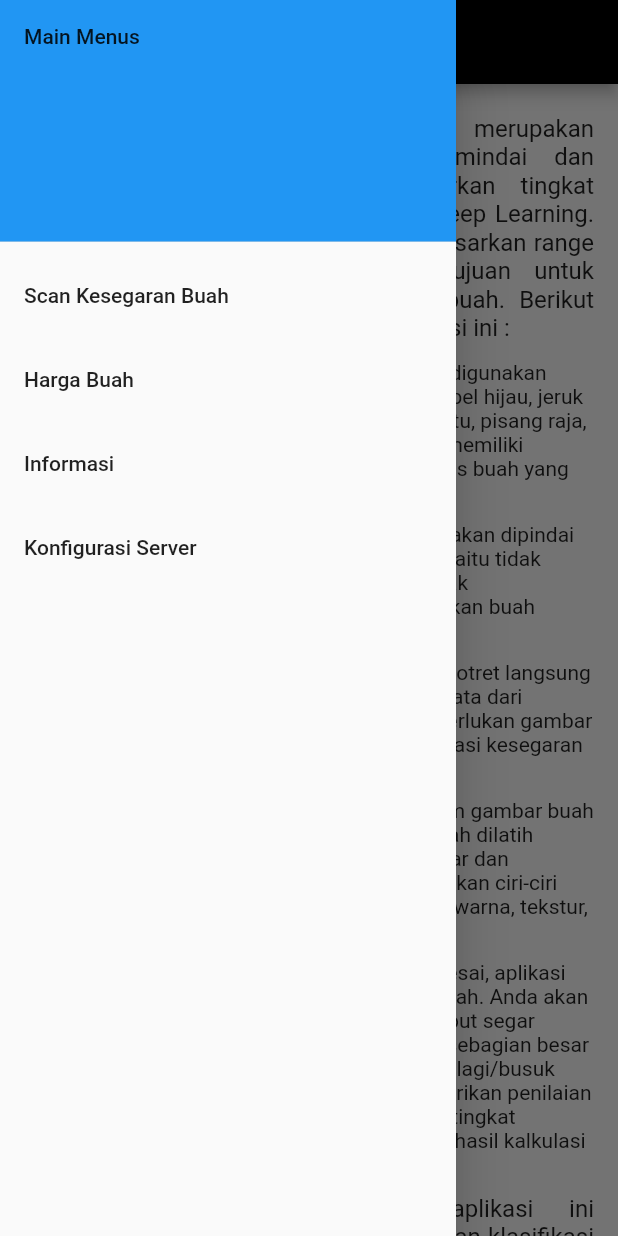
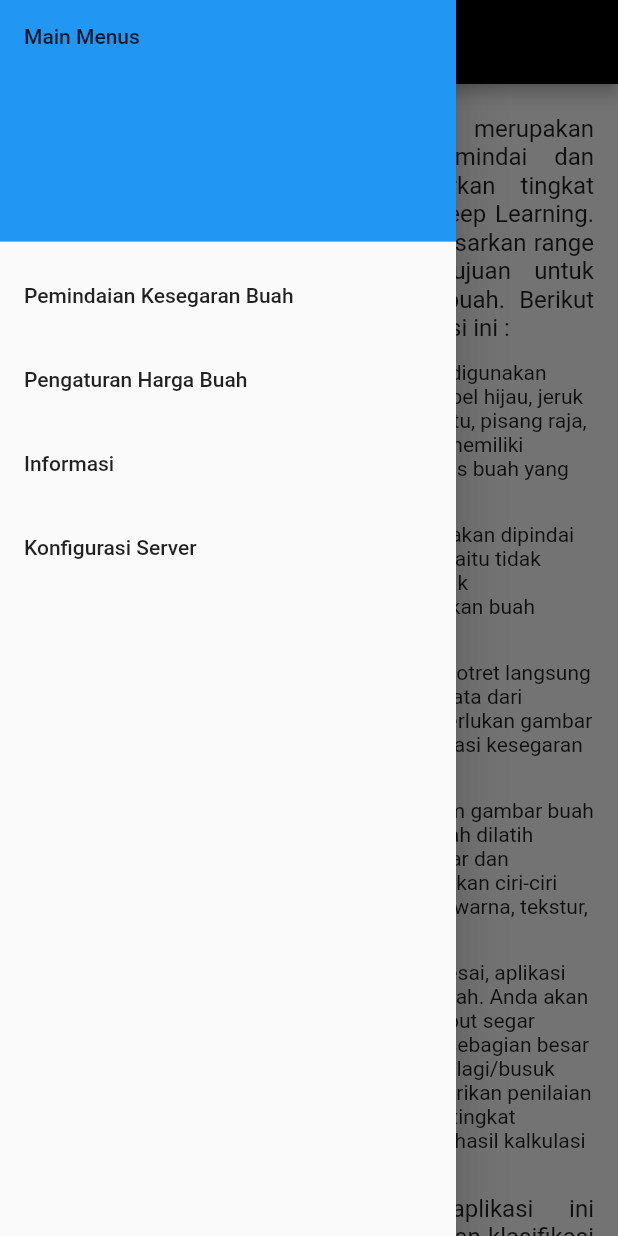
Before and after one commit to gebong/scan-buah-flutter, a Flutter app: the InformationPage screen opened directly, with the side drawer open, on a phone screen of 412 x 824 dp. Run offline on Flutter 3.47's test engine with Material 2 defaults, Android fonts, the phone set to English and light mode, and no system bars; our stand-ins replace go_router, image_picker; network calls fail.

Commit message:
ganti judul fungsi

```diff
--- a/lib/components/nav_bar.dart
+++ b/lib/components/nav_bar.dart
@@ -18,11 +18,11 @@ class NavBar extends StatelessWidget {
             child: Text('Main Menus'),
           ),
           ListTile(
-            title: const Text('Scan Kesegaran Buah'),
+            title: const Text('Pemindaian Kesegaran Buah'),
             onTap: () => context.go('/'),
           ),
           ListTile(
-            title: const Text('Harga Buah'),
+            title: const Text('Pengaturan Harga Buah'),
             onTap: () => context.go('/fruit_price'),
           ),
           ListTile(
--- a/lib/pages/fruit_price.dart
+++ b/lib/pages/fruit_price.dart
@@ -212,7 +212,7 @@ class _FruitPriceState extends State<FruitPricePage> {
       appBar: AppBar(
         backgroundColor: Colors.black,
         title: const Text(
-          'Cek Harga Buah',
+          'Pengaturan Harga Buah',
           style: TextStyle(
               color: Colors.white,
               fontWeight: FontWeight.w200,
--- a/lib/pages/scan_buah.dart
+++ b/lib/pages/scan_buah.dart
@@ -233,7 +233,7 @@ class _MyHomePageState extends State<HomePage> {
       appBar: AppBar(
         backgroundColor: Colors.black,
         title: const Text(
-          'Aplikasi Scan Kesegaran Buah',
+          'Aplikasi Pemindaian Kesegaran dan Kalkulasi Harga Buah',
           style: TextStyle(
               color: Colors.white,
               fontWeight: FontWeight.w200,
```
